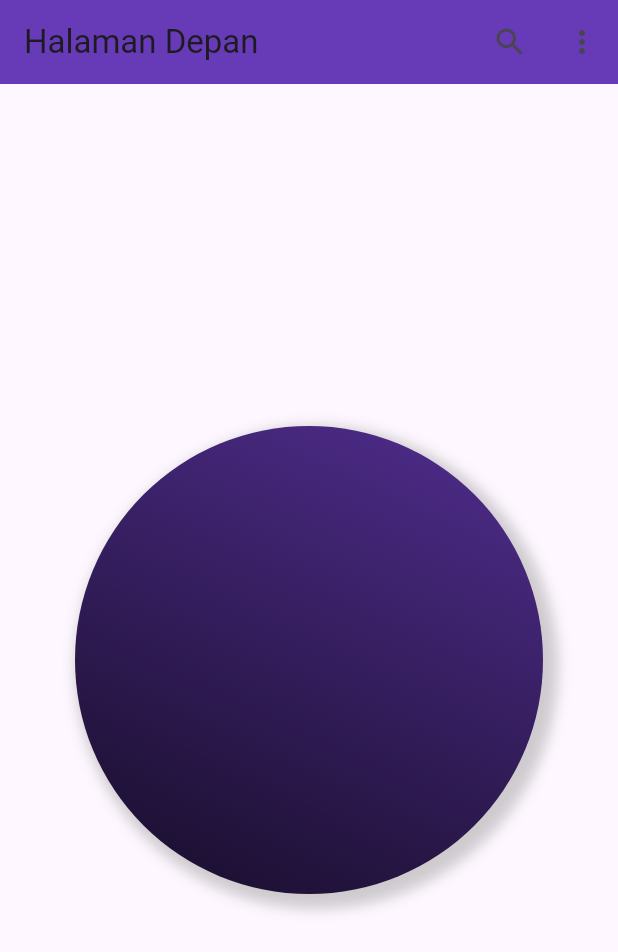
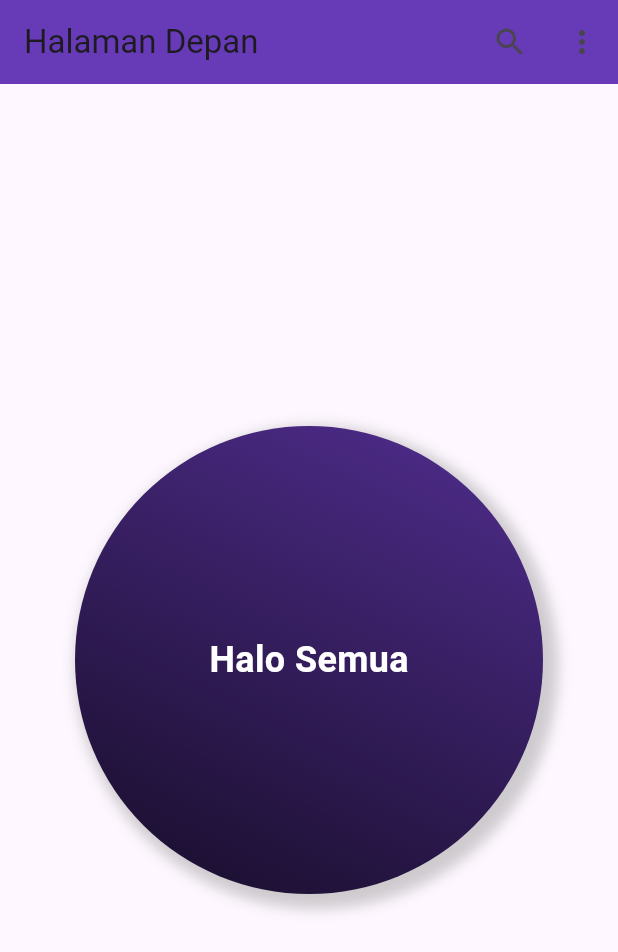
Before and after one commit to Hartamatamatama/tugas_week_5_1123150117, a Flutter app: the screen it shows after launch, on a phone screen of 412 x 824 dp. Shown: the top 952 px of the screen. Run offline on Flutter 3.47's test engine with Material 3 defaults, Android fonts, the phone set to English and light mode, and no system bars.

Commit message:
Mencoba Widget Child dan mengisinya dengan Text

```diff
--- a/lib/main.dart
+++ b/lib/main.dart
@@ -54,6 +54,14 @@ class Halaman extends StatelessWidget {
         // height: 200,
         // child: Row(children: [Text("text")]),
         margin: EdgeInsets.all(50),
+        child: Text(
+          'Halo Semua',
+          style: TextStyle(
+            color: Colors.white,
+            fontSize: 24,
+            fontWeight: FontWeight.bold,
+          ),
+        ),
         decoration: BoxDecoration(
           color: Colors.lightBlueAccent,
           gradient: LinearGradient(
```
